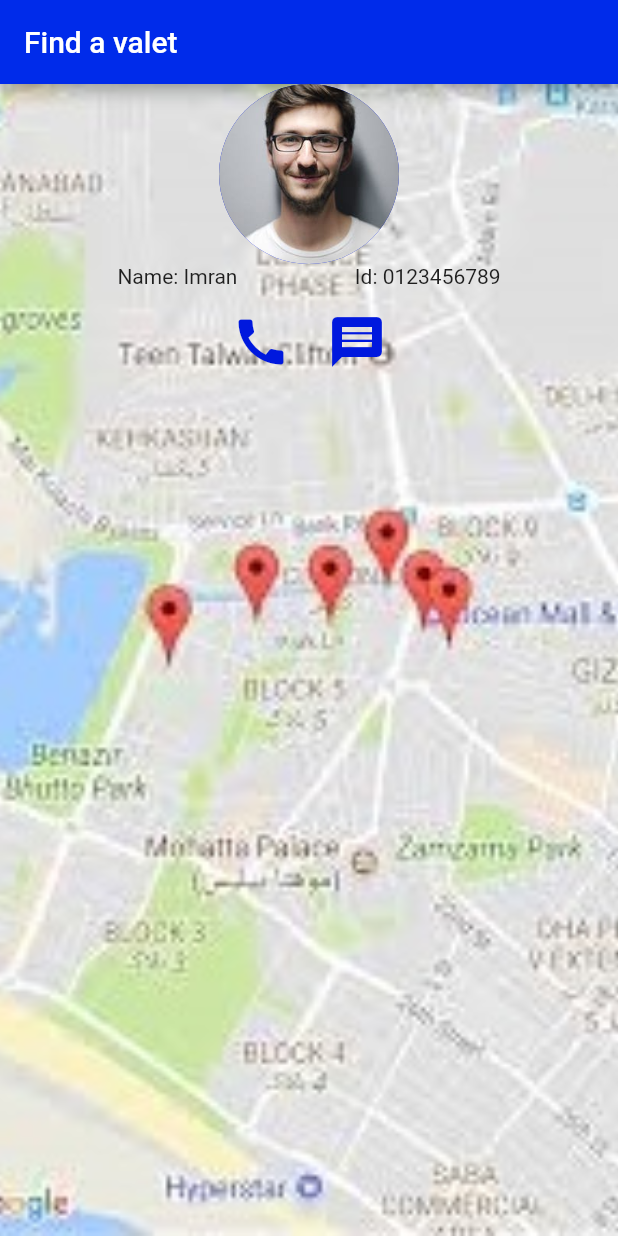
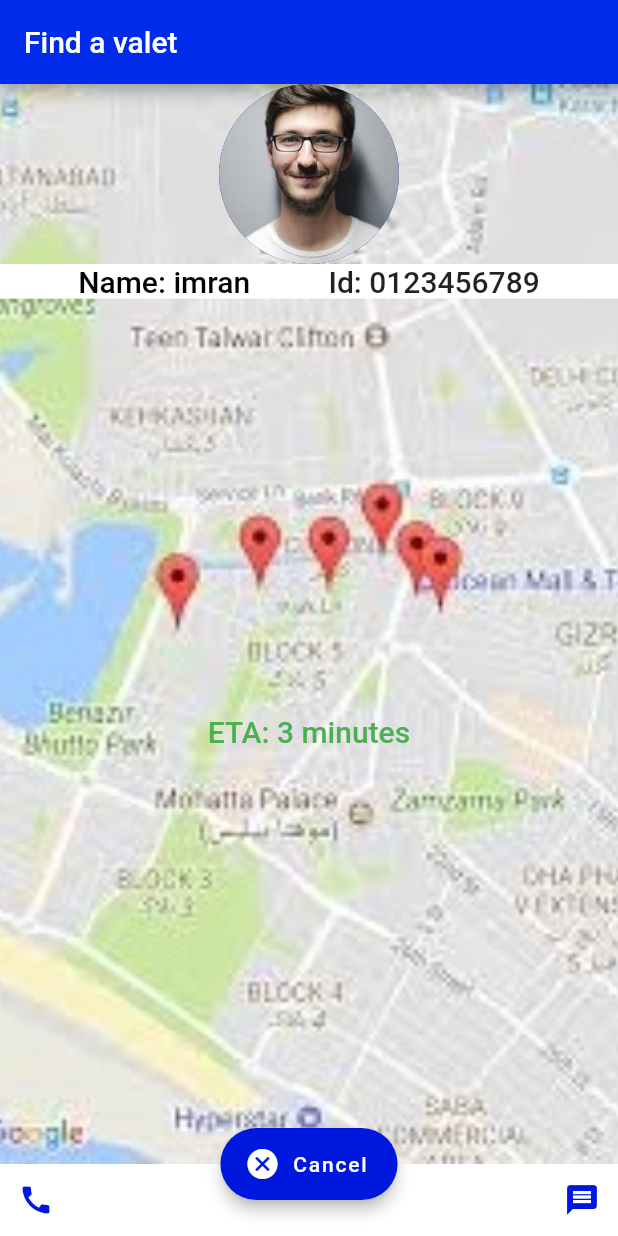
Before and after one commit to aubykhan/snap_valet, a Flutter app: the screen it shows after launch, after a tap on the "call" icon, on a phone screen of 412 x 824 dp. Run offline on Flutter 3.47's test engine with Material 2 defaults, Android fonts, the phone set to English and light mode, and no system bars; our stand-ins replace cloud_firestore; accounts and stored records are empty.

Commit message:
valet info screen

```diff
--- a/lib/book_valet/book_valet_screen.dart
+++ b/lib/book_valet/book_valet_screen.dart
@@ -18,7 +18,7 @@ class BookValetState extends State<StatefulWidget> {
   @override
   void initState() {
     super.initState();
-    docReference = documentReference.document("valets/imran");
+    docReference = documentReference.document("imran");
   }
 
   @override
@@ -27,10 +27,12 @@ class BookValetState extends State<StatefulWidget> {
         appBar: AppBar(
           title: Text("Find a valet"),
         ),
+        bottomNavigationBar: getBottomAppBar(context),
+        floatingActionButtonLocation: FloatingActionButtonLocation.centerDocked,
         body: StreamBuilder(
             stream: docReference.snapshots(),
             builder: (context, snapshots) {
-             // if (!snapshots.hasData) return const Text('Loading...');
+              //if (!snapshots.hasData) return const Text('Loading...');
               return Center(
                 child: Container(
                   decoration: BoxDecoration(
@@ -43,37 +45,97 @@ class BookValetState extends State<StatefulWidget> {
                     child: Column(
                       children: <Widget>[
                         CircleAvatar(
-                          backgroundImage: AssetImage("assets/images/imran.jpeg"),
+                          backgroundImage:
+                              AssetImage("assets/images/imran.jpeg"),
                           radius: 60.0,
                         ),
+                        //       Expanded(
+                        // child:
                         Container(
+//                            height: 10.0,
+//                            width: 20.0,
+                          decoration: BoxDecoration(
+                            shape: BoxShape.rectangle,
+                            color: Colors.white,
+                            // border: Border.all(color: Colors.black,width: 1.0)
+                          ),
                           child: Row(
                             mainAxisAlignment: MainAxisAlignment.spaceEvenly,
                             children: <Widget>[
                               Text(
-                                "Name: Imran",
+                                "Name: imran",
+                                style: TextStyle(
+                                  fontSize: 20.0,
+                                  fontWeight: FontWeight.w500,
+                                  color: Colors.black,
+                                ),
                               ),
-                              Text("Id: 0123456789")
+                              Text(
+                                "Id: 0123456789",
+                                style: TextStyle(
+                                    fontSize: 20.0,
+                                    fontWeight: FontWeight.w500),
+                              ),
                             ],
                           ),
                         ),
-                        Center(
-                          child: ButtonBar(
-                            mainAxisSize: MainAxisSize.max,
-                            alignment: MainAxisAlignment.center,
-                            children: <Widget>[
-                              IconButton(
-                                  icon: Icon(Icons.call),iconSize: 40.0, onPressed: () => {}),
-                              IconButton(
-                                  icon: Icon(Icons.message),iconSize: 40.0, onPressed: () => {}),
-                            ],
+                        //   ),
+                        Expanded(
+                          child: Container(
+                            child: Row(
+                              mainAxisAlignment: MainAxisAlignment.spaceEvenly,
+                              children: <Widget>[
+                                Text(
+                                  "ETA: 3 minutes",
+                                  style: TextStyle(
+                                      fontSize: 20.0,
+                                      fontWeight: FontWeight.w500,
+                                      color: Colors.green),
+                                ),
+                              ],
+                            ),
                           ),
-                        )
+                        ),
+
+//                        Center(
+//                          child: ButtonBar(
+//                            mainAxisSize: MainAxisSize.max,
+//                            alignment: MainAxisAlignment.center,
+//                            children: <Widget>[
+//                              IconButton(
+//                                  icon: Icon(Icons.call),iconSize: 40.0, onPressed: () => {}),
+//                              IconButton(
+//                                  icon: Icon(Icons.message),iconSize: 40.0, onPressed: () => {}),
+//                            ],
+//                          ),
+//                        )
                       ],
                     ),
                   ) /* add child content content here */,
                 ),
               );
-            }));
+            }),
+        floatingActionButton: FloatingActionButton.extended(
+          elevation: 4.0,
+          icon: const Icon(Icons.cancel),
+          label: new Text("Cancel"),
+        ));
+  }
+
+  BottomAppBar getBottomAppBar(BuildContext context) {
+    return BottomAppBar(
+      hasNotch: false,
+      child: Row(
+        mainAxisAlignment: MainAxisAlignment.spaceBetween,
+        mainAxisSize: MainAxisSize.max,
+        children: <Widget>[
+          IconButton(
+            icon: Icon(Icons.call),
+            onPressed: () => print("c"),
+          ),
+          IconButton(icon: Icon(Icons.message), onPressed: () => print("m")),
+        ],
+      ),
+    );
   }
 }
```
Also changed, not shown: lib/contact_back/contact_back_screen.dart (added).
